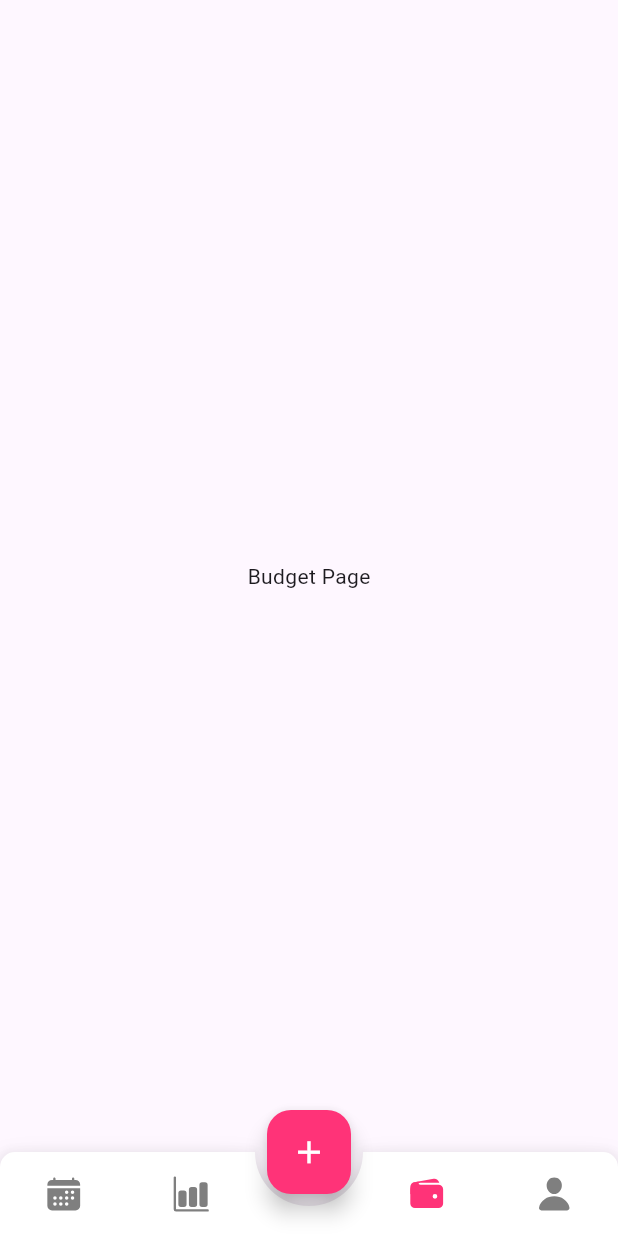
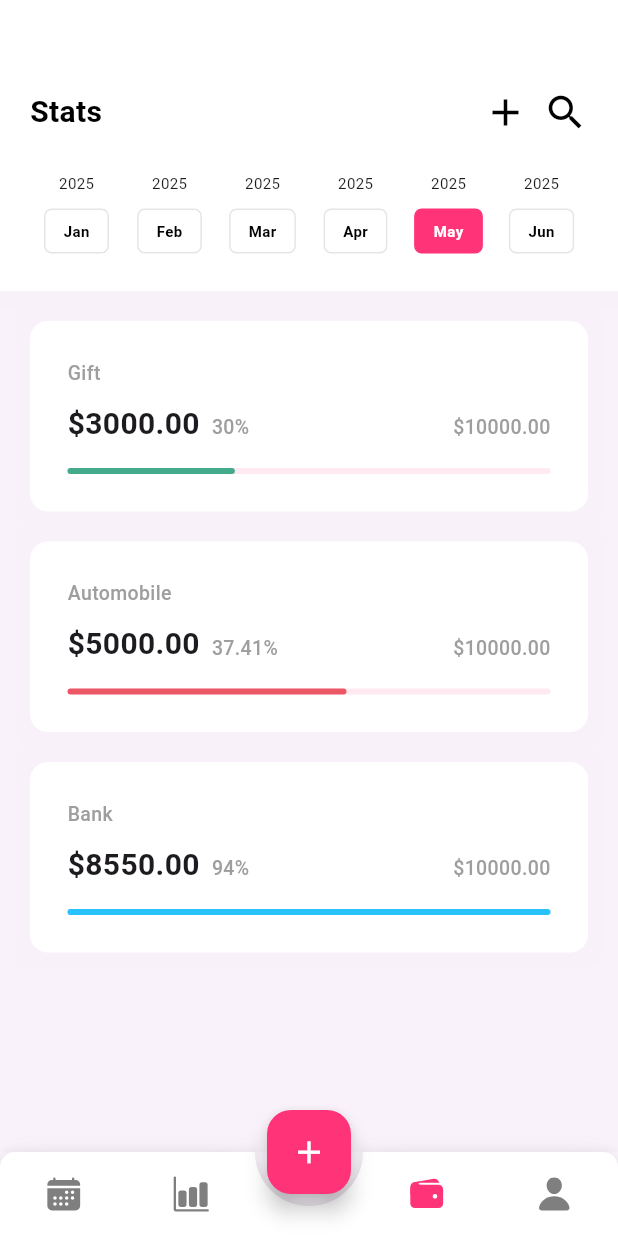
Before and after one commit to Khanh-2005/Flutter-Project, a Flutter app: the screen it shows after launch, item 3 of the bottom bar chosen, on a phone screen of 412 x 824 dp. Run offline on Flutter 3.47's test engine with Material 3 defaults, Android fonts, the phone set to English and light mode, and no system bars; drawn by our look-alikes of animated_bottom_navigation_bar; our stand-ins replace fl_chart, ionicons.

Commit message:
complete part 4

```diff
--- a/lib/json/budget_json.dart
+++ b/lib/json/budget_json.dart
@@ -3,22 +3,22 @@ import 'package:flutter_helloapp/theme/colors.dart';
 const List budget_json = [
   {
     "name": "Gift",
-    "price": "\$2250.00",
-    "label_percentage": "45%",
-    "percentage": 0.45,
+    "price": "\$3000.00",
+    "label_percentage": "30%",
+    "percentage": 0.3,
     "color": green,
   },
   {
     "name": "Automobile",
-    "price": "\$3000.00",
-    "label_percentage": "70%",
-    "percentage": 0.7,
+    "price": "\$5000.00",
+    "label_percentage": "37.41%",
+    "percentage": 0.5,
     "color": red,
   },
   {
     "name": "Bank",
-    "price": "\$4000.00",
-    "label_percentage": "90%",
+    "price": "\$8550.00",
+    "label_percentage": "94%",
     "percentage": 0.9,
     "color": blue,
   },
--- /dev/null
+++ b/lib/pages/budget_page.dart
@@ -0,0 +1,238 @@
+import 'package:flutter/material.dart';
+import 'package:flutter_helloapp/json/budget_json.dart';
+import 'package:flutter_helloapp/theme/colors.dart';
+import 'package:flutter_helloapp/json/day_month.dart';
+
+class BudgetPage extends StatefulWidget {
+  @override
+  State<BudgetPage> createState() => _BudgetPageState();
+}
+
+class _BudgetPageState extends State<BudgetPage> {
+  int activeMonth = 4;
+  @override
+  Widget build(BuildContext context) {
+    return Scaffold(backgroundColor: grey.withOpacity(0.05), body: getBody());
+  }
+
+  Widget getBody() {
+    var size = MediaQuery.of(context).size;
+
+    return SingleChildScrollView(
+      child: Column(
+        children: [
+          Container(
+            decoration: BoxDecoration(
+              color: white,
+              boxShadow: [
+                BoxShadow(
+                  color: grey.withOpacity(0.01),
+                  spreadRadius: 10,
+                  blurRadius: 3,
+                  // changes position of shadow
+                ),
+              ],
+            ),
+            child: Padding(
+              padding: const EdgeInsets.only(
+                top: 60,
+                right: 20,
+                left: 20,
+                bottom: 25,
+              ),
+              child: Column(
+                children: [
+                  // Header
+                  Row(
+                    mainAxisAlignment: MainAxisAlignment.spaceBetween,
+                    children: [
+                      Text(
+                        "Stats",
+                        style: TextStyle(
+                          fontSize: 20,
+                          fontWeight: FontWeight.bold,
+                          color: black,
+                        ),
+                      ),
+                      Row(
+                        children: [
+                          Icon(Icons.add, size: 30, color: black),
+                          SizedBox(width: 10),
+                          Icon(Icons.search, size: 30, color: black),
+                        ],
+                      ),
+                    ],
+                  ),
+
+                  SizedBox(height: 25),
+
+                  // Calendar
+                  Row(
+                    crossAxisAlignment: CrossAxisAlignment.start,
+                    children: List.generate(months.length, (index) {
+                      return GestureDetector(
+                        onTap: () {
+                          setState(() {
+                            activeMonth = index;
+                          });
+                        },
+                        child: Container(
+                          width: (MediaQuery.of(context).size.width - 40) / 6,
+                          child: Column(
+                            children: [
+                              Text(
+                                months[index]['label'],
+                                style: TextStyle(fontSize: 10),
+                              ),
+                              SizedBox(height: 10),
+                              Container(
+                                decoration: BoxDecoration(
+                                  color: activeMonth == index
+                                      ? primary
+                                      : Colors.transparent,
+                                  borderRadius: BorderRadius.circular(5),
+                                  border: Border.all(
+                                    color: activeMonth == index
+                                        ? primary
+                                        : black.withOpacity(0.1),
+                                  ),
+                                ),
+                                child: Padding(
+                                  padding: const EdgeInsets.only(
+                                    top: 7,
+                                    bottom: 7,
+                                    left: 12,
+                                    right: 12,
+                                  ),
+                                  child: Text(
+                                    months[index]['month'],
+                                    style: TextStyle(
+                                      fontSize: 10,
+                                      fontWeight: FontWeight.w600,
+                                      color: activeMonth == index
+                                          ? white
+                                          : black,
+                                    ),
+                                  ),
+                                ),
+                              ),
+                            ],
+                          ),
+                        ),
+                      );
+                    }),
+                  ),
+                ],
+              ),
+            ),
+          ),
+
+          SizedBox(height: 20),
+          Column(
+            children: List.generate(budget_json.length, (index) {
+              return Padding(
+                padding: const EdgeInsets.only(left: 20, right: 20, bottom: 20),
+                child: Container(
+                  width: double.infinity,
+                  decoration: BoxDecoration(
+                    color: white,
+                    borderRadius: BorderRadius.circular(12),
+                    boxShadow: [
+                      BoxShadow(
+                        color: grey.withOpacity(0.01),
+                        spreadRadius: 10,
+                        blurRadius: 3,
+                        // changes position of shadow
+                      ),
+                    ],
+                  ),
+                  child: Padding(
+                    padding: const EdgeInsets.all(25),
+                    child: Column(
+                      crossAxisAlignment: CrossAxisAlignment.start,
+                      children: [
+                        Text(
+                          budget_json[index]['name'],
+                          style: TextStyle(
+                            fontSize: 13,
+                            fontWeight: FontWeight.w500,
+                            color: grey,
+                          ),
+                        ),
+                        SizedBox(height: 10),
+                        Row(
+                          mainAxisAlignment: MainAxisAlignment.spaceBetween,
+                          children: [
+                            Row(
+                              children: [
+                                Text(
+                                  budget_json[index]['price'],
+                                  style: TextStyle(
+                                    fontSize: 20,
+                                    fontWeight: FontWeight.bold,
+                                  ),
+                                ),
+                                SizedBox(width: 8),
+                                Padding(
+                                  padding: const EdgeInsets.only(top: 5),
+                                  child: Text(
+                                    budget_json[index]['label_percentage'],
+                                    style: TextStyle(
+                                      fontSize: 13,
+                                      fontWeight: FontWeight.w500,
+                                      color: grey,
+                                    ),
+                                  ),
+                                ),
+                              ],
+                            ),
+
+                            Padding(
+                              padding: const EdgeInsets.only(top: 5),
+                              child: Text(
+                                "\$10000.00",
+                                style: TextStyle(
+                                  fontSize: 13,
+                                  fontWeight: FontWeight.w500,
+                                  color: grey,
+                                ),
+                              ),
+                            ),
+                          ],
+                        ),
+
+                        SizedBox(height: 15),
+                        Stack(
+                          children: [
+                            Container(
+                              width: size.width - 40,
+                              height: 4,
+                              decoration: BoxDecoration(
+                                color: primary.withOpacity(0.1),
+                                borderRadius: BorderRadius.circular(5),
+                              ),
+                            ),
+                            Container(
+                              width:
+                                  (size.width - 40) *
+                                  budget_json[index]['percentage'],
+                              height: 4,
+                              decoration: BoxDecoration(
+                                color: budget_json[index]['color'],
+                                borderRadius: BorderRadius.circular(5),
+                              ),
+                            ),
+                          ],
+                        ),
+                      ],
+                    ),
+                  ),
+                ),
+              );
+            }),
+          ),
+        ],
+      ),
+    );
+  }
+}
--- a/lib/pages/root_app.dart
+++ b/lib/pages/root_app.dart
@@ -1,10 +1,11 @@
 // ignore_for_file: depend_on_referenced_packages
 
 import 'package:flutter/material.dart';
-import 'package:flutter_helloapp/pages/profile_page.dart';
-import 'package:flutter_helloapp/pages/create_budget_page.dart';
 import 'package:flutter_helloapp/pages/daily_page.dart';
 import 'package:flutter_helloapp/pages/stats_page.dart';
+import 'package:flutter_helloapp/pages/create_budget_page.dart';
+import 'package:flutter_helloapp/pages/budget_page.dart';
+import 'package:flutter_helloapp/pages/profile_page.dart';
 import 'package:ionicons/ionicons.dart';
 import 'package:animated_bottom_navigation_bar/animated_bottom_navigation_bar.dart';
 import 'package:flutter_helloapp/theme/colors.dart';
@@ -39,8 +40,7 @@ class _RootAppState extends State<RootApp> {
       children: [
         DailyPage(),
         StatsPage(),
-
-        Center(child: Text("Budget Page")),
+        BudgetPage(),
         Center(child: Text("Profile Page")),
         CreateBudgetPage(),
       ],
```
